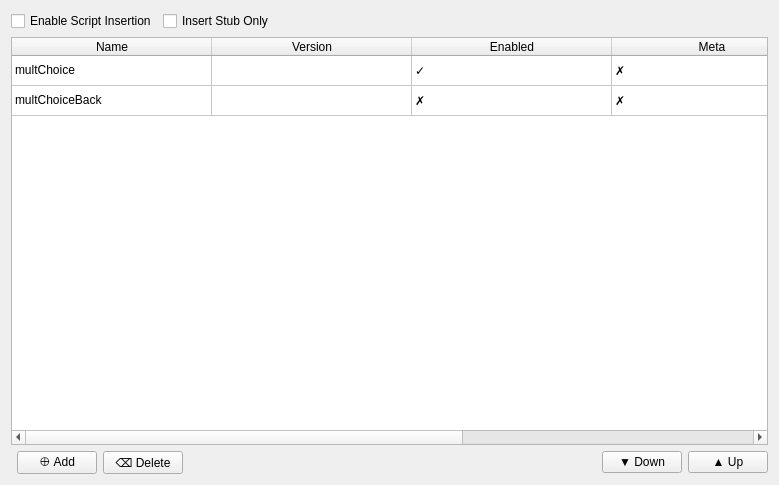
Before: the Qt Designer form src/gui_config/script_tab.ui in hgiesel/anki_asset_manager, drawn with Qt 5.
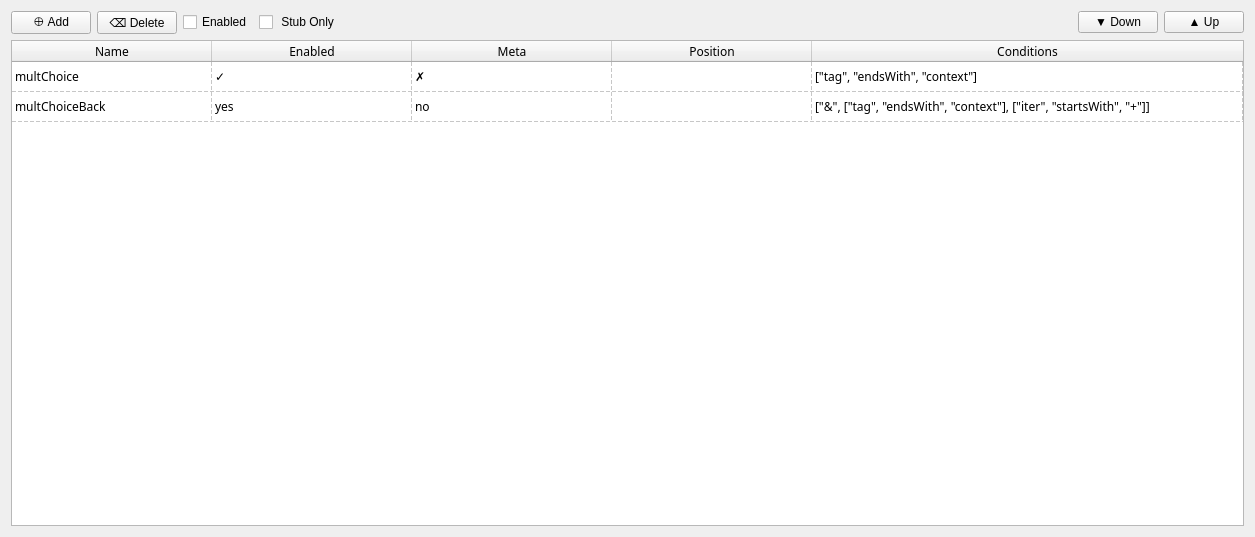
After: the same form once the commit is applied.

Commit message: Implement readonly for positions and type

```diff
--- a/src/gui_config/script_tab.ui
+++ b/src/gui_config/script_tab.ui
@@ -6,8 +6,8 @@
    <rect>
     <x>0</x>
     <y>0</y>
-    <width>779</width>
-    <height>485</height>
+    <width>1255</width>
+    <height>537</height>
    </rect>
   </property>
   <property name="windowTitle">
@@ -16,6 +16,11 @@
   <layout class="QGridLayout" name="gridLayout">
    <item row="8" column="0" colspan="6">
     <widget class="QTableWidget" name="scriptsTable">
+     <property name="font">
+      <font>
+       <family>Monaco</family>
+      </font>
+     </property>
      <property name="editTriggers">
       <set>QAbstractItemView::NoEditTriggers</set>
      </property>
@@ -38,7 +43,7 @@
       <bool>true</bool>
      </property>
      <property name="gridStyle">
-      <enum>Qt::SolidLine</enum>
+      <enum>Qt::DashLine</enum>
      </property>
      <property name="sortingEnabled">
       <bool>false</bool>
@@ -52,6 +57,9 @@
      <attribute name="horizontalHeaderDefaultSectionSize">
       <number>200</number>
      </attribute>
+     <attribute name="horizontalHeaderShowSortIndicator" stdset="0">
+      <bool>false</bool>
+     </attribute>
      <attribute name="horizontalHeaderStretchLastSection">
       <bool>true</bool>
      </attribute>
@@ -67,6 +75,9 @@
      <attribute name="verticalHeaderShowSortIndicator" stdset="0">
       <bool>false</bool>
      </attribute>
+     <attribute name="verticalHeaderStretchLastSection">
+      <bool>false</bool>
+     </attribute>
      <row>
       <property name="text">
        <string>Script 1</string>
@@ -82,11 +93,6 @@
        <string>Name</string>
       </property>
      </column>
-     <column>
-      <property name="text">
-       <string>Version</string>
-      </property>
-     </column>
      <column>
       <property name="text">
        <string>Enabled</string>
@@ -97,6 +103,11 @@
        <string>Meta</string>
       </property>
      </column>
+     <column>
+      <property name="text">
+       <string>Position</string>
+      </property>
+     </column>
      <column>
       <property name="text">
        <string>Conditions</string>
@@ -107,12 +118,12 @@
        <string>multChoice</string>
       </property>
      </item>
-     <item row="0" column="2">
+     <item row="0" column="1">
       <property name="text">
        <string>✓</string>
       </property>
      </item>
-     <item row="0" column="3">
+     <item row="0" column="2">
       <property name="text">
        <string>✗</string>
       </property>
@@ -127,14 +138,14 @@
        <string>multChoiceBack</string>
       </property>
      </item>
+     <item row="1" column="1">
+      <property name="text">
+       <string>yes</string>
+      </property>
+     </item>
      <item row="1" column="2">
       <property name="text">
-       <string>✗</string>
-      </property>
-     </item>
-     <item row="1" column="3">
-      <property name="text">
-       <string>✗</string>
+       <string>no</string>
       </property>
      </item>
      <item row="1" column="4">
@@ -144,65 +155,38 @@
      </item>
     </widget>
    </item>
-   <item row="9" column="1">
-    <widget class="QPushButton" name="addPushButton">
-     <property name="text">
-      <string>⊕ Add</string>
-     </property>
-    </widget>
-   </item>
-   <item row="9" column="5">
-    <widget class="QPushButton" name="upPushButton">
-     <property name="text">
-      <string>▲ Up</string>
-     </property>
-    </widget>
-   </item>
-   <item row="9" column="3">
-    <spacer name="horizontalSpacer">
-     <property name="orientation">
-      <enum>Qt::Horizontal</enum>
-     </property>
-     <property name="sizeHint" stdset="0">
-      <size>
-       <width>40</width>
-       <height>20</height>
-      </size>
-     </property>
-    </spacer>
-   </item>
-   <item row="9" column="4">
-    <widget class="QPushButton" name="downPushButton">
-     <property name="text">
-      <string>▼ Down</string>
-     </property>
-    </widget>
-   </item>
-   <item row="9" column="2">
-    <widget class="QPushButton" name="deletePushButton">
-     <property name="text">
-      <string>⌫ Delete</string>
-     </property>
-    </widget>
-   </item>
-   <item row="4" column="0" rowspan="4" colspan="6">
-    <layout class="QHBoxLayout" name="horizontalLayout">
+   <item row="0" column="0" colspan="6">
+    <layout class="QHBoxLayout" name="topBar">
+     <item>
+      <widget class="QPushButton" name="addPushButton">
+       <property name="text">
+        <string>⊕ Add</string>
+       </property>
+      </widget>
+     </item>
+     <item>
+      <widget class="QPushButton" name="deletePushButton">
+       <property name="text">
+        <string>⌫ Delete</string>
+       </property>
+      </widget>
+     </item>
      <item>
       <widget class="QCheckBox" name="enableCheckBox">
        <property name="text">
-        <string>Enable Script Insertion</string>
+        <string>Enabled</string>
        </property>
       </widget>
      </item>
      <item>
       <widget class="QCheckBox" name="insertStubCheckBox">
        <property name="text">
-        <string>Insert Stub Only</string>
+        <string> Stub Only</string>
        </property>
       </widget>
      </item>
      <item>
-      <spacer name="horizontalSpacer_inHl">
+      <spacer name="horizontalSpacer">
        <property name="orientation">
         <enum>Qt::Horizontal</enum>
        </property>
@@ -214,6 +198,20 @@
        </property>
       </spacer>
      </item>
+     <item>
+      <widget class="QPushButton" name="downPushButton">
+       <property name="text">
+        <string>▼ Down</string>
+       </property>
+      </widget>
+     </item>
+     <item>
+      <widget class="QPushButton" name="upPushButton">
+       <property name="text">
+        <string>▲ Up</string>
+       </property>
+      </widget>
+     </item>
     </layout>
    </item>
   </layout>
```
The commit also changes 7 other files.
